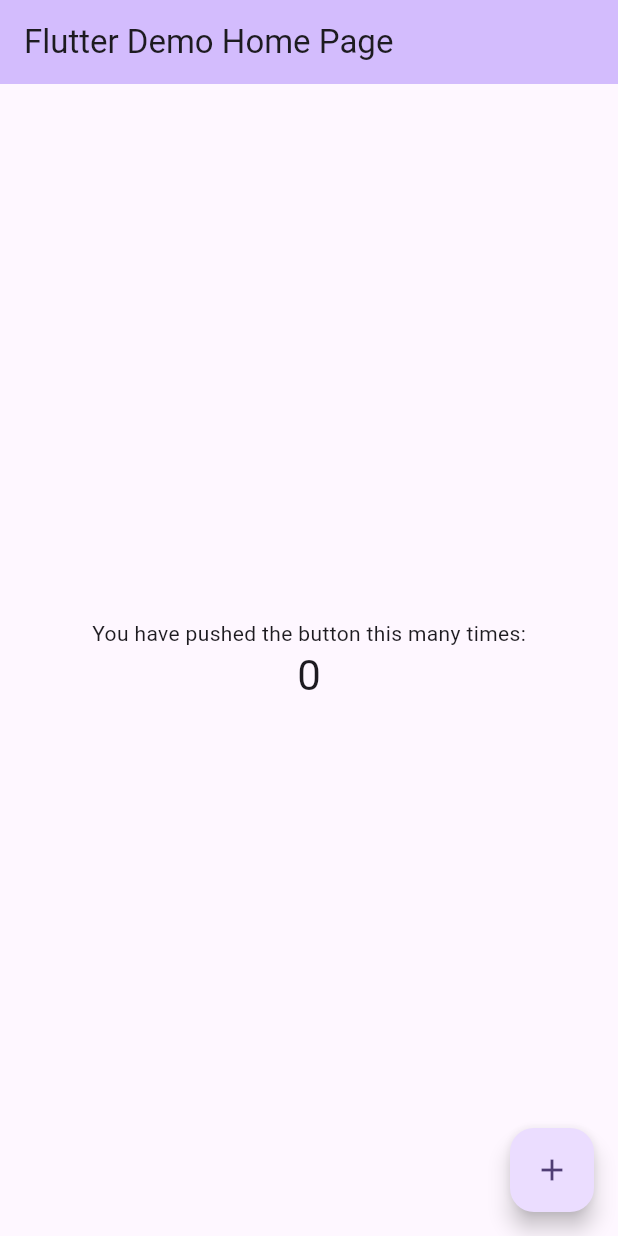
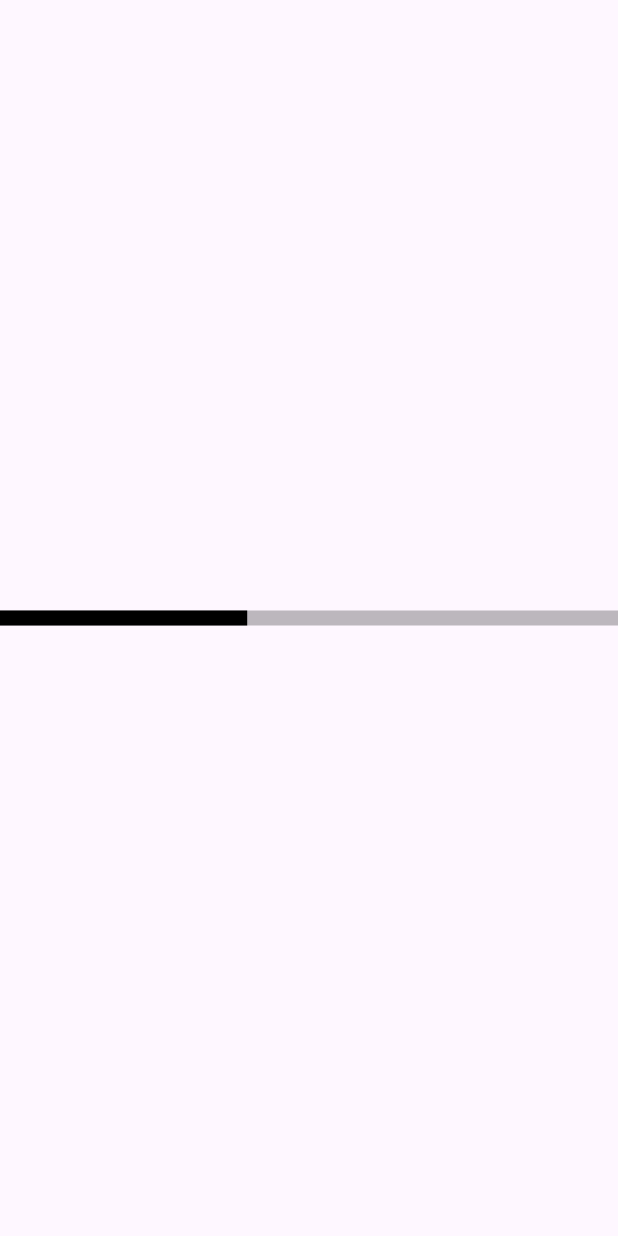
Before and after one commit to NicosNicolaou16/percentages_with_animation, a Flutter app: the screen it shows after launch, on a phone screen of 412 x 824 dp. Run offline on Flutter 3.47's test engine with Material 3 defaults, Android fonts, the phone set to English and light mode, and no system bars.

Commit message:
add the linear percentage class

```diff
--- a/example/lib/main.dart
+++ b/example/lib/main.dart
@@ -1,4 +1,5 @@
 import 'package:flutter/material.dart';
+import 'package:percentages_with_animation/percentages_with_animation.dart';
 
 void main() {
   runApp(const MyApp());
@@ -13,113 +14,32 @@ class MyApp extends StatelessWidget {
     return MaterialApp(
       title: 'Flutter Demo',
       theme: ThemeData(
-        // This is the theme of your application.
-        //
-        // TRY THIS: Try running your application with "flutter run". You'll see
-        // the application has a purple toolbar. Then, without quitting the app,
-        // try changing the seedColor in the colorScheme below to Colors.green
-        // and then invoke "hot reload" (save your changes or press the "hot
-        // reload" button in a Flutter-supported IDE, or press "r" if you used
-        // the command line to start the app).
-        //
-        // Notice that the counter didn't reset back to zero; the application
-        // state is not lost during the reload. To reset the state, use hot
-        // restart instead.
-        //
-        // This works for code too, not just values: Most code changes can be
-        // tested with just a hot reload.
         colorScheme: ColorScheme.fromSeed(seedColor: Colors.deepPurple),
         useMaterial3: true,
       ),
-      home: const MyHomePage(title: 'Flutter Demo Home Page'),
+      home: const MyHomePage(),
     );
   }
 }
 
 class MyHomePage extends StatefulWidget {
-  const MyHomePage({super.key, required this.title});
-
-  // This widget is the home page of your application. It is stateful, meaning
-  // that it has a State object (defined below) that contains fields that affect
-  // how it looks.
-
-  // This class is the configuration for the state. It holds the values (in this
-  // case the title) provided by the parent (in this case the App widget) and
-  // used by the build method of the State. Fields in a Widget subclass are
-  // always marked "final".
-
-  final String title;
+  const MyHomePage({super.key});
 
   @override
   State<MyHomePage> createState() => _MyHomePageState();
 }
 
 class _MyHomePageState extends State<MyHomePage> {
-  int _counter = 0;
-
-  void _incrementCounter() {
-    setState(() {
-      // This call to setState tells the Flutter framework that something has
-      // changed in this State, which causes it to rerun the build method below
-      // so that the display can reflect the updated values. If we changed
-      // _counter without calling setState(), then the build method would not be
-      // called again, and so nothing would appear to happen.
-      _counter++;
-    });
-  }
 
   @override
   Widget build(BuildContext context) {
-    // This method is rerun every time setState is called, for instance as done
-    // by the _incrementCounter method above.
-    //
-    // The Flutter framework has been optimized to make rerunning build methods
-    // fast, so that you can just rebuild anything that needs updating rather
-    // than having to individually change instances of widgets.
-    return Scaffold(
-      appBar: AppBar(
-        // TRY THIS: Try changing the color here to a specific color (to
-        // Colors.amber, perhaps?) and trigger a hot reload to see the AppBar
-        // change color while the other colors stay the same.
-        backgroundColor: Theme.of(context).colorScheme.inversePrimary,
-        // Here we take the value from the MyHomePage object that was created by
-        // the App.build method, and use it to set our appbar title.
-        title: Text(widget.title),
+    return const Scaffold(
+      body: Column(
+        mainAxisAlignment: MainAxisAlignment.center,
+        children: <Widget>[
+          LinearPercentage(percentage: 10,),
+        ],
       ),
-      body: Center(
-        // Center is a layout widget. It takes a single child and positions it
-        // in the middle of the parent.
-        child: Column(
-          // Column is also a layout widget. It takes a list of children and
-          // arranges them vertically. By default, it sizes itself to fit its
-          // children horizontally, and tries to be as tall as its parent.
-          //
-          // Column has various properties to control how it sizes itself and
-          // how it positions its children. Here we use mainAxisAlignment to
-          // center the children vertically; the main axis here is the vertical
-          // axis because Columns are vertical (the cross axis would be
-          // horizontal).
-          //
-          // TRY THIS: Invoke "debug painting" (choose the "Toggle Debug Paint"
-          // action in the IDE, or press "p" in the console), to see the
-          // wireframe for each widget.
-          mainAxisAlignment: MainAxisAlignment.center,
-          children: <Widget>[
-            const Text(
-              'You have pushed the button this many times:',
-            ),
-            Text(
-              '$_counter',
-              style: Theme.of(context).textTheme.headlineMedium,
-            ),
-          ],
-        ),
-      ),
-      floatingActionButton: FloatingActionButton(
-        onPressed: _incrementCounter,
-        tooltip: 'Increment',
-        child: const Icon(Icons.add),
-      ), // This trailing comma makes auto-formatting nicer for build methods.
     );
   }
 }
--- a/example/pubspec.yaml
+++ b/example/pubspec.yaml
@@ -20,6 +20,7 @@ version: 1.0.0+1
 
 environment:
   sdk: '>=3.4.0 <4.0.0'
+  flutter: 3.22.0
 
 # Dependencies specify other packages that your package needs in order to work.
 # To automatically upgrade your package dependencies to the latest versions
@@ -35,6 +36,8 @@ dependencies:
   # The following adds the Cupertino Icons font to your application.
   # Use with the CupertinoIcons class for iOS style icons.
   cupertino_icons: ^1.0.6
+  percentages_with_animation:
+    path: ../
 
 dev_dependencies:
   flutter_test:
--- a/lib/percentages_with_animation.dart
+++ b/lib/percentages_with_animation.dart
@@ -1,7 +1,3 @@
 library percentages_with_animation;
 
-/// A Calculator.
-class Calculator {
-  /// Returns [value] plus 1.
-  int addOne(int value) => value + 1;
-}
+export 'src/linear_percentage.dart';
--- /dev/null
+++ b/lib/src/linear_percentage.dart
@@ -0,0 +1,30 @@
+import 'package:flutter/material.dart';
+
+class LinearPercentage extends StatelessWidget {
+  final int percentage;
+
+  const LinearPercentage({super.key, required this.percentage});
+
+  @override
+  Widget build(BuildContext context) {
+    double x = MediaQuery.of(context).size.width;
+    double percent = (40 / 100) * x;
+    return Center(
+      child: Stack(
+        children: [
+          Container(
+            width: x,
+            height: 10,
+            color: Colors.black26,
+          ),
+          AnimatedContainer(
+            duration: const Duration(milliseconds: 5000),
+            width: percent,
+            height: 10,
+            color: Colors.black,
+          ),
+        ],
+      ),
+    );
+  }
+}
--- a/pubspec.yaml
+++ b/pubspec.yaml
@@ -5,7 +5,7 @@ homepage:
 
 environment:
   sdk: '>=3.4.0 <4.0.0'
-  flutter: ">=1.17.0"
+  flutter: ">=2.12.0"
 
 dependencies:
   flutter:
@@ -14,7 +14,7 @@ dependencies:
 dev_dependencies:
   flutter_test:
     sdk: flutter
-  flutter_lints: ^3.0.0
+  flutter_lints: ^4.0.0
 
 # For information on the generic Dart part of this file, see the
 # following page: https://dart.dev/tools/pub/pubspec
```
Also changed, not shown: example/pubspec.lock, 1 other file.
